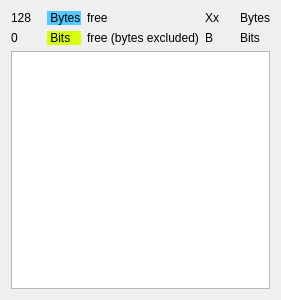
Above: pmemwindow.ui from Scachi/IC-Bytetable before the change. Below: the same form after it.
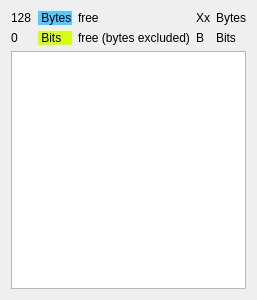
That is the form after the change.

Diff of the .ui file:
```diff
--- a/pmemwindow.ui
+++ b/pmemwindow.ui
@@ -9,7 +9,7 @@
    <rect>
     <x>0</x>
     <y>0</y>
-    <width>281</width>
+    <width>240</width>
     <height>300</height>
    </rect>
   </property>
@@ -235,6 +235,27 @@
        <verstretch>0</verstretch>
       </sizepolicy>
      </property>
+     <property name="editTriggers">
+      <set>QAbstractItemView::NoEditTriggers</set>
+     </property>
+     <property name="showDropIndicator" stdset="0">
+      <bool>false</bool>
+     </property>
+     <property name="alternatingRowColors">
+      <bool>true</bool>
+     </property>
+     <attribute name="horizontalHeaderMinimumSectionSize">
+      <number>20</number>
+     </attribute>
+     <attribute name="horizontalHeaderDefaultSectionSize">
+      <number>20</number>
+     </attribute>
+     <attribute name="verticalHeaderMinimumSectionSize">
+      <number>20</number>
+     </attribute>
+     <attribute name="verticalHeaderDefaultSectionSize">
+      <number>20</number>
+     </attribute>
     </widget>
    </item>
   </layout>
```
